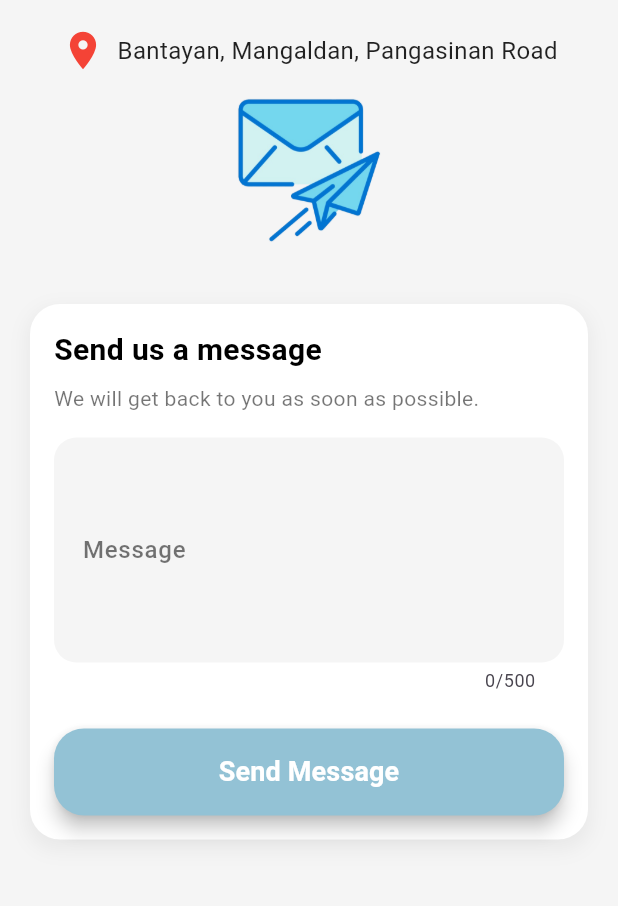
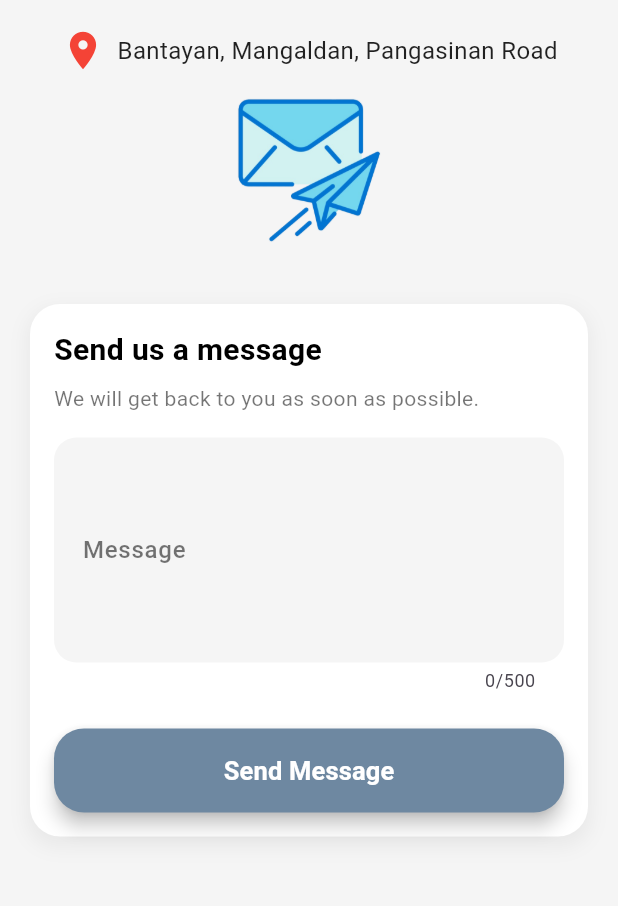
Before and after one commit to JohnLloydDev/AJ-Autofix-App, a Flutter app: the ContactUsScreen screen opened by its route, on a phone screen of 412 x 824 dp, the part 227-1133 px from its top. Run offline on Flutter 3.47's test engine with Material 3 defaults, Android fonts, the phone set to English and light mode, and no system bars; our stand-ins replace bloc, equatable, flutter_bloc, flutter_rating_bar, flutter_secure_storage, flutter_spinkit and 10 more; missing offline and left inert: onesignal_flutter; accounts and stored records are empty.

Commit message:
Adjustment in Contact Us

```diff
--- a/lib/widgets/contact_us.dart
+++ b/lib/widgets/contact_us.dart
@@ -1,3 +1,4 @@
+import 'package:aj_autofix/utils/constants.dart';
 import 'package:aj_autofix/utils/custom_loading.dart';
 import 'package:flutter/material.dart';
 import 'package:flutter_bloc/flutter_bloc.dart';
@@ -20,13 +21,13 @@ class ContactFormContainer extends StatelessWidget {
         if (state is ContactSuccess) {
           ScaffoldMessenger.of(context).showSnackBar(const SnackBar(
             content: Text('Message sent successfully!'),
-            backgroundColor: Colors.green,
+            backgroundColor: kGreenColor,
           ));
           messageController.clear();
         } else if (state is ContactFailure) {
           ScaffoldMessenger.of(context).showSnackBar(SnackBar(
             content: Text('Failed to send message: ${state.errorMessage}'),
-            backgroundColor: Colors.red,
+            backgroundColor: kRedColor,
           ));
         }
       },
@@ -110,7 +111,7 @@ class ContactFormContainer extends StatelessWidget {
                     ));
                   },
                   style: ElevatedButton.styleFrom(
-                    backgroundColor: const Color(0xFF93C2D5),
+                    backgroundColor: kMainColor,
                     padding: const EdgeInsets.symmetric(vertical: 16),
                     shape: RoundedRectangleBorder(
                       borderRadius: BorderRadius.circular(20),
@@ -122,7 +123,7 @@ class ContactFormContainer extends StatelessWidget {
                     style: TextStyle(
                       color: Colors.white,
                       fontWeight: FontWeight.w600,
-                      fontSize: 18,
+                      fontSize: 17,
                     ),
                   ),
                 ),
```
